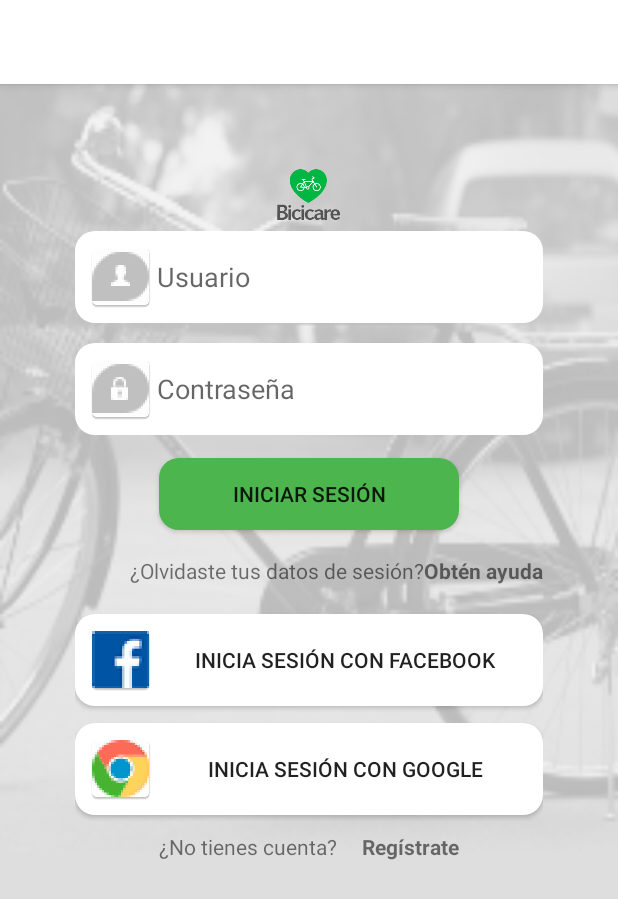
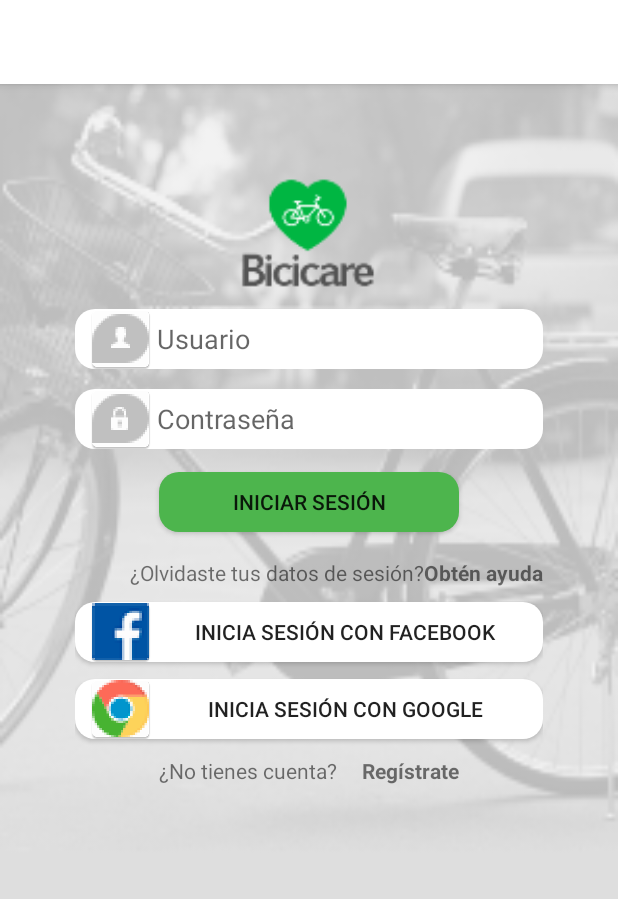
Before and after one commit to juanjo7g/bici, an Android app: the screen it shows after launch (LoginController), on a phone screen of 412 x 824 dp. Shown: the top 899 px of the screen. Run offline under Robolectric (Android 15) with nearby library versions, the phone set to English and light mode, and no system bars; libraries missing offline, so code that uses them is left out: com.squareup.okhttp, retrofit.client, retrofit.mime; plain views replace LoginButton; 1 statement that could not run was skipped.

Commit message:
Se organiza interfaz de logueo

```diff
--- a/app/src/main/res/layout/activity_login.xml
+++ b/app/src/main/res/layout/activity_login.xml
@@ -10,24 +10,24 @@
 
     <ImageView
         android:layout_width="match_parent"
-        android:layout_height="wrap_content"
         app:srcCompat="@mipmap/ic_logo_bicicare"
         android:id="@+id/imageView5"
-        android:layout_alignParentStart="true" />
+        android:layout_alignParentStart="true"
+        android:layout_height="100dp" />
 
     <EditText
         android:layout_width="match_parent"
-        android:layout_height="wrap_content"
         android:id="@+id/l_usuario"
         android:inputType="text"
         android:background="@drawable/borde_redondo"
         android:drawableLeft="@mipmap/ic_usuario"
         android:layout_below="@id/imageView5"
-        android:hint="Usuario"/>
+        android:hint="Usuario"
+        android:layout_height="40dp" />
 
     <EditText
         android:layout_width="match_parent"
-        android:layout_height="wrap_content"
+        android:layout_height="40dp"
         android:id="@+id/l_contraseña"
         android:inputType="textPassword"
         android:hint="Contraseña"
@@ -38,7 +38,7 @@
         android:layout_marginTop="13dp" />
 
     <Button
-        android:layout_height="wrap_content"
+        android:layout_height="40dp"
         android:id="@+id/ingresar"
         android:text="Iniciar Sesión"
         android:layout_marginTop="15dp"
@@ -77,18 +77,7 @@
 
     <Button
         android:layout_width="match_parent"
-        android:layout_height="wrap_content"
-        android:id="@+id/login_facebook"
-        android:text="Inicia Sesión con Facebook"
-        android:background="@drawable/borde_redondo"
-        android:drawableLeft="@mipmap/ic_facebook"
-        android:layout_below="@+id/ayuda"
-        android:layout_alignParentStart="true"
-        android:layout_marginTop="19dp" />
-
-    <Button
-        android:layout_width="match_parent"
-        android:layout_height="wrap_content"
+        android:layout_height="40dp"
         android:id="@+id/login_google"
         android:text="Inicia Sesión con Google"
         android:background="@drawable/borde_redondo"
@@ -118,6 +107,17 @@
         android:layout_alignBottom="@+id/info2"
         android:layout_alignEnd="@+id/ingresar" />
 
+    <Button
+        android:layout_width="match_parent"
+        android:layout_height="40dp"
+        android:id="@+id/login_facebook"
+        android:text="Inicia Sesión con Facebook"
+        android:background="@drawable/borde_redondo"
+        android:drawableLeft="@mipmap/ic_facebook"
+        android:layout_marginTop="10dp"
+        android:layout_below="@+id/ayuda"
+        android:layout_alignParentStart="true" />
+
     <!--
        <com.facebook.login.widget.LoginButton
            android:id="@+id/login_button"
```
